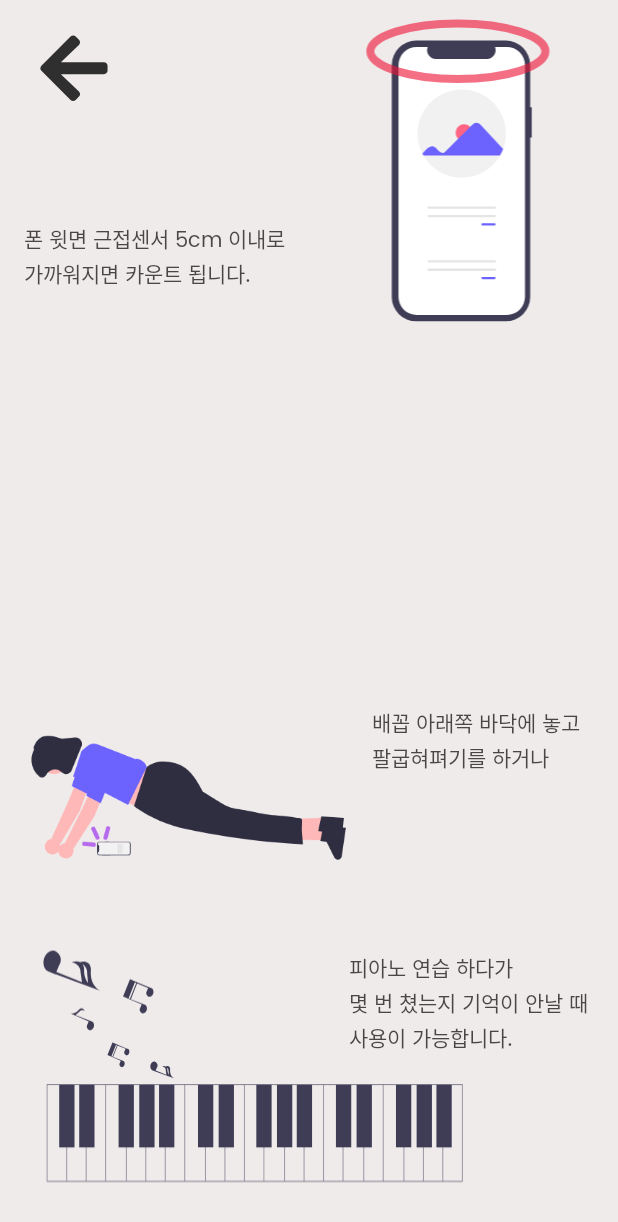
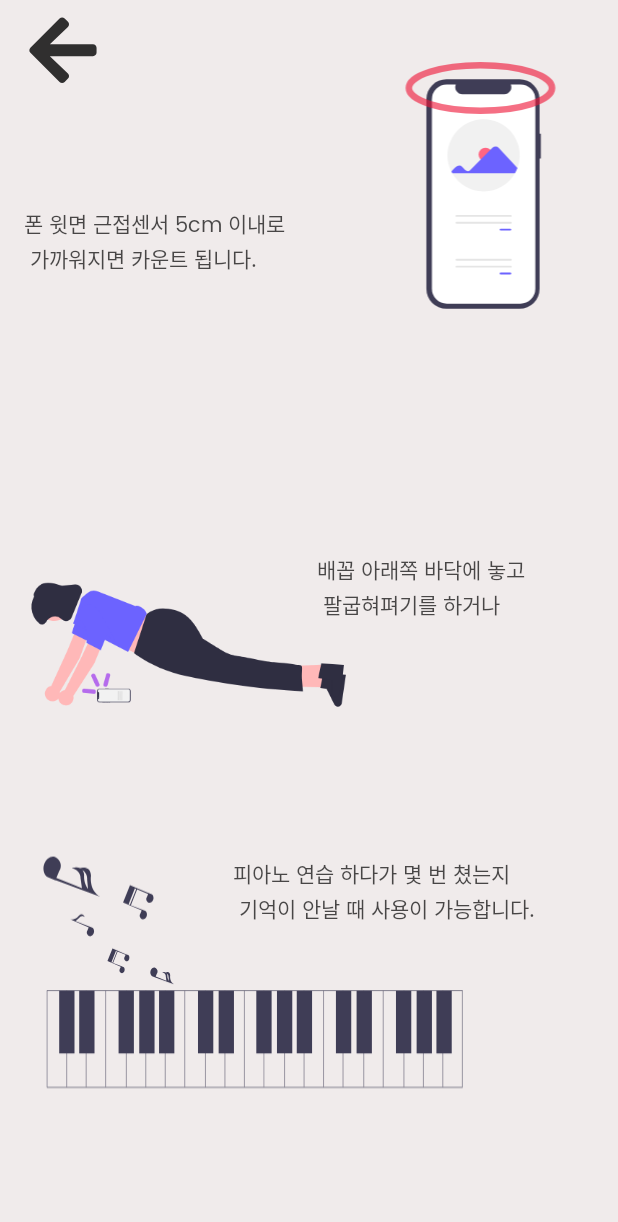
Before and after one commit to BIKMIM/Voice-Counter-with-ads, an Android app: the HelpActivity screen opened directly, with no data from a screen before it, on a phone screen of 412 x 824 dp. Shown: the top 1222 px of the screen. Run offline under Robolectric (Android 15) with nearby library versions, the phone set to English and light mode, and no system bars; our stand-ins replace AdMob.

Commit message:
다국어 지원 (영어), 가이드라인을 이용해서 다양한 해상도 지원 시도. 구글 광고 가려진다는 문제점 해결 시도.

```diff
--- a/app/src/main/java/com/bikmim/voice_counter/HelpActivity.kt
+++ b/app/src/main/java/com/bikmim/voice_counter/HelpActivity.kt
@@ -32,7 +32,7 @@ class HelpActivity : AppCompatActivity() {
         if (doubleBackToExit) {
             finishAffinity()
         } else {
-            Toast.makeText(this, "종료하시려면 뒤로가기를 한번 더 눌러주세요.", Toast.LENGTH_SHORT).show()
+            Toast.makeText(this, "", Toast.LENGTH_SHORT).show()
             doubleBackToExit = true
             runDelayed(1500L) {
                 doubleBackToExit = false
--- a/app/src/main/res/layout/activity_help.xml
+++ b/app/src/main/res/layout/activity_help.xml
@@ -14,11 +14,8 @@
         android:layout_marginStart="16dp"
         android:layout_marginEnd="12dp"
         android:layout_marginBottom="28dp"
-        android:autoSizeMaxTextSize="14sp"
-        android:autoSizeMinTextSize="10sp"
-        android:autoSizeTextType="uniform"
         android:fontFamily="@font/poppins_regular"
-        android:text="폰 윗면 근접센서 5cm 이내로\n가까워지면 카운트 됩니다."
+        android:text="@string/HowtoUse"
         android:textAlignment="viewStart"
         android:textColor="#B3000000"
         android:textSize="14sp"
@@ -32,16 +29,12 @@
         android:layout_width="wrap_content"
         android:layout_height="wrap_content"
         android:layout_marginTop="16dp"
-        android:autoSizeMaxTextSize="14sp"
-        android:autoSizeMinTextSize="10sp"
-        android:autoSizeTextType="uniform"
         android:fontFamily="@font/poppins_regular"
-        android:text="배꼽 아래쪽 바닥에 놓고\n팔굽혀펴기를 하거나"
+        android:text="@string/HowtoUse2"
         android:textColor="#B3000000"
         android:textSize="14sp"
         app:layout_constraintEnd_toEndOf="parent"
-        app:layout_constraintHorizontal_bias="0.901"
-        app:layout_constraintStart_toStartOf="@+id/imageView4"
+        app:layout_constraintStart_toStartOf="@+id/guideline13"
         app:layout_constraintTop_toTopOf="@+id/imageView4" />
 
     <TextView
@@ -50,23 +43,20 @@
         android:layout_height="wrap_content"
         android:layout_marginTop="8dp"
         android:layout_marginEnd="20dp"
-        android:autoSizeMaxTextSize="14sp"
-        android:autoSizeMinTextSize="10sp"
-        android:autoSizeTextType="uniform"
         android:fontFamily="@font/poppins_regular"
-        android:text="피아노 연습 하다가\n몇 번 쳤는지 기억이 안날 때\n사용이 가능합니다."
+        android:text="@string/HowtoUse3"
         android:textColor="#B3000000"
         android:textSize="14sp"
         app:layout_constraintEnd_toEndOf="parent"
+        app:layout_constraintStart_toStartOf="@+id/guideline11"
         app:layout_constraintTop_toTopOf="@+id/imageView3" />
 
     <ImageView
         android:id="@+id/imageView4"
         android:layout_width="220dp"
         android:layout_height="141dp"
-        android:layout_marginBottom="30dp"
         android:contentDescription="@string/PushUpImg"
-        app:layout_constraintBottom_toTopOf="@+id/imageView3"
+        app:layout_constraintBottom_toTopOf="@+id/guideline7"
         app:layout_constraintEnd_toEndOf="parent"
         app:layout_constraintHorizontal_bias="0.083"
         app:layout_constraintStart_toStartOf="parent"
@@ -74,23 +64,22 @@
 
     <ImageView
         android:id="@+id/imageView5"
+        android:layout_width="164dp"
+        android:layout_height="179dp"
+        android:layout_marginEnd="8dp"
         android:contentDescription="@string/PhoneImg"
-        android:layout_width="193dp"
-        android:layout_height="219dp"
-        android:layout_marginTop="4dp"
-        android:layout_marginEnd="8dp"
+        app:layout_constraintBottom_toTopOf="@+id/guideline6"
         app:layout_constraintEnd_toEndOf="parent"
         app:layout_constraintTop_toTopOf="parent"
         app:srcCompat="@drawable/ic_phone" />
 
     <ImageView
         android:id="@+id/ivLeft2"
-        android:contentDescription="@string/Back"
         android:layout_width="50dp"
         android:layout_height="50dp"
-        android:layout_marginStart="24dp"
-        android:layout_marginTop="20dp"
-        app:layout_constraintStart_toStartOf="parent"
+        android:layout_marginTop="8dp"
+        android:contentDescription="@string/Back"
+        app:layout_constraintStart_toStartOf="@+id/guideline10"
         app:layout_constraintTop_toTopOf="parent"
         app:srcCompat="@drawable/ic_left" />
 
@@ -98,9 +87,8 @@
         android:id="@+id/imageView3"
         android:layout_width="297dp"
         android:layout_height="177dp"
-        android:layout_marginBottom="20dp"
         android:contentDescription="@string/PianoImg"
-        app:layout_constraintBottom_toTopOf="@+id/adView"
+        app:layout_constraintBottom_toTopOf="@+id/guideline8"
         app:layout_constraintEnd_toEndOf="parent"
         app:layout_constraintHorizontal_bias="0.21"
         app:layout_constraintStart_toStartOf="parent"
@@ -116,6 +104,55 @@
         app:adUnitId="ca-app-pub-7579247174586304/3764239864"
         app:layout_constraintBottom_toBottomOf="parent"
         app:layout_constraintEnd_toEndOf="parent"
-        app:layout_constraintStart_toStartOf="parent"></com.google.android.gms.ads.AdView>
+        app:layout_constraintStart_toStartOf="parent"/>
+
+    <androidx.constraintlayout.widget.Guideline
+        android:id="@+id/guideline6"
+        android:layout_width="wrap_content"
+        android:layout_height="wrap_content"
+        android:orientation="horizontal"
+        app:layout_constraintGuide_percent="0.3" />
+
+    <androidx.constraintlayout.widget.Guideline
+        android:id="@+id/guideline7"
+        android:layout_width="wrap_content"
+        android:layout_height="wrap_content"
+        android:orientation="horizontal"
+        app:layout_constraintGuide_percent="0.6" />
+
+    <androidx.constraintlayout.widget.Guideline
+        android:id="@+id/guideline8"
+        android:layout_width="wrap_content"
+        android:layout_height="wrap_content"
+        android:orientation="horizontal"
+        app:layout_constraintGuide_percent="0.9" />
+
+    <androidx.constraintlayout.widget.Guideline
+        android:id="@+id/guideline10"
+        android:layout_width="wrap_content"
+        android:layout_height="wrap_content"
+        android:orientation="vertical"
+        app:layout_constraintGuide_percent="0.04" />
+
+    <androidx.constraintlayout.widget.Guideline
+        android:id="@+id/guideline11"
+        android:layout_width="wrap_content"
+        android:layout_height="wrap_content"
+        android:orientation="vertical"
+        app:layout_constraintGuide_percent="0.29" />
+
+    <androidx.constraintlayout.widget.Guideline
+        android:id="@+id/guideline12"
+        android:layout_width="wrap_content"
+        android:layout_height="wrap_content"
+        android:orientation="vertical"
+        app:layout_constraintGuide_percent="0.98" />
+
+    <androidx.constraintlayout.widget.Guideline
+        android:id="@+id/guideline13"
+        android:layout_width="wrap_content"
+        android:layout_height="wrap_content"
+        android:orientation="vertical"
+        app:layout_constraintGuide_percent="0.37" />
 
 </androidx.constraintlayout.widget.ConstraintLayout>
--- a/app/src/main/res/values/strings.xml
+++ b/app/src/main/res/values/strings.xml
@@ -13,4 +13,8 @@
     <string name="Help">도움말</string>
     <string name="Description">목소리로 카운트 해 줍니다.</string>
     <string name="Title">Voice Counter</string>
+    <string name="HowtoUse">폰 윗면 근접센서 5cm 이내로 \n 가까워지면 카운트 됩니다.</string>
+    <string name="HowtoUse2">배꼽 아래쪽 바닥에 놓고 \n 팔굽혀펴기를 하거나</string>
+    <string name="HowtoUse3">피아노 연습 하다가 몇 번 쳤는지 \n 기억이 안날 때 사용이 가능합니다.</string>
+
 </resources>
--- a/build.gradle
+++ b/build.gradle
@@ -5,7 +5,7 @@ buildscript {
         mavenCentral()
     }
     dependencies {
-        classpath 'com.android.tools.build:gradle:7.0.3'
+        classpath 'com.android.tools.build:gradle:7.0.4'
         classpath "org.jetbrains.kotlin:kotlin-gradle-plugin:1.5.31"
 
 
```
Also changed, not shown: app/src/main/res/layout/activity_main.xml (+43 -22 lines), app/src/main/res/layout/activity_welcome.xml (+44 -23 lines), 2 other files.
